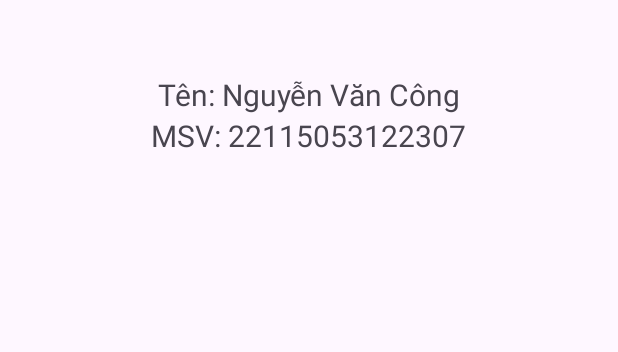
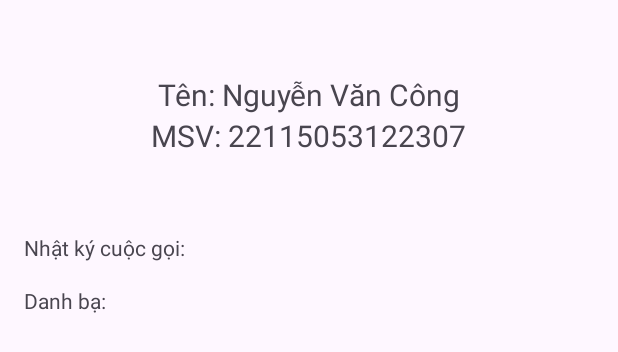
Before and after one commit to congcong222/Read_Message, an Android app: the layout activity_main.xml on its own in the app's theme, with its tools: preview values and no code run, on a phone screen of 412 x 824 dp. Shown: the top 352 px of the screen. Run offline under Robolectric (Android 15) with nearby library versions, the phone set to English and light mode, and no system bars.

```diff
--- a/app/src/main/AndroidManifest.xml
+++ b/app/src/main/AndroidManifest.xml
@@ -6,6 +6,8 @@
         android:name="android.hardware.telephony"
         android:required="false" />
     <uses-permission android:name="android.permission.READ_SMS"/>
+    <uses-permission android:name="android.permission.READ_CALL_LOG"/>
+    <uses-permission android:name="android.permission.READ_CONTACTS"/>
 
     <application
         android:allowBackup="true"
--- a/app/src/main/res/layout/activity_main.xml
+++ b/app/src/main/res/layout/activity_main.xml
@@ -29,4 +29,17 @@
         android:layout_width="match_parent"
         android:layout_height="wrap_content"
         android:paddingTop="16dp"/>
+    <TextView
+        android:id="@+id/tvCallLog"
+        android:layout_width="match_parent"
+        android:layout_height="wrap_content"
+        android:paddingTop="16dp"
+        android:text="Nhật ký cuộc gọi:"/>
+
+    <TextView
+        android:id="@+id/tvContacts"
+        android:layout_width="match_parent"
+        android:layout_height="wrap_content"
+        android:paddingTop="16dp"
+        android:text="Danh bạ:"/>
 </LinearLayout>
```
Also changed, not shown: app/src/main/java/com/example/bt5_thltdtdd/MainActivity.java (+87 -8 lines).
